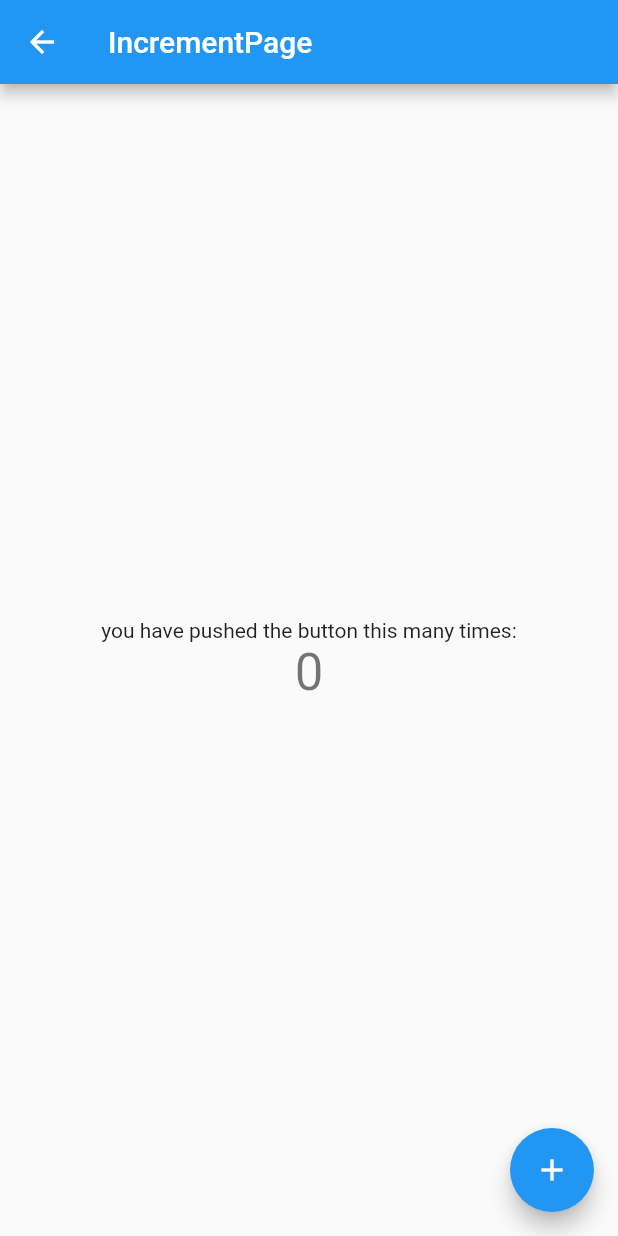
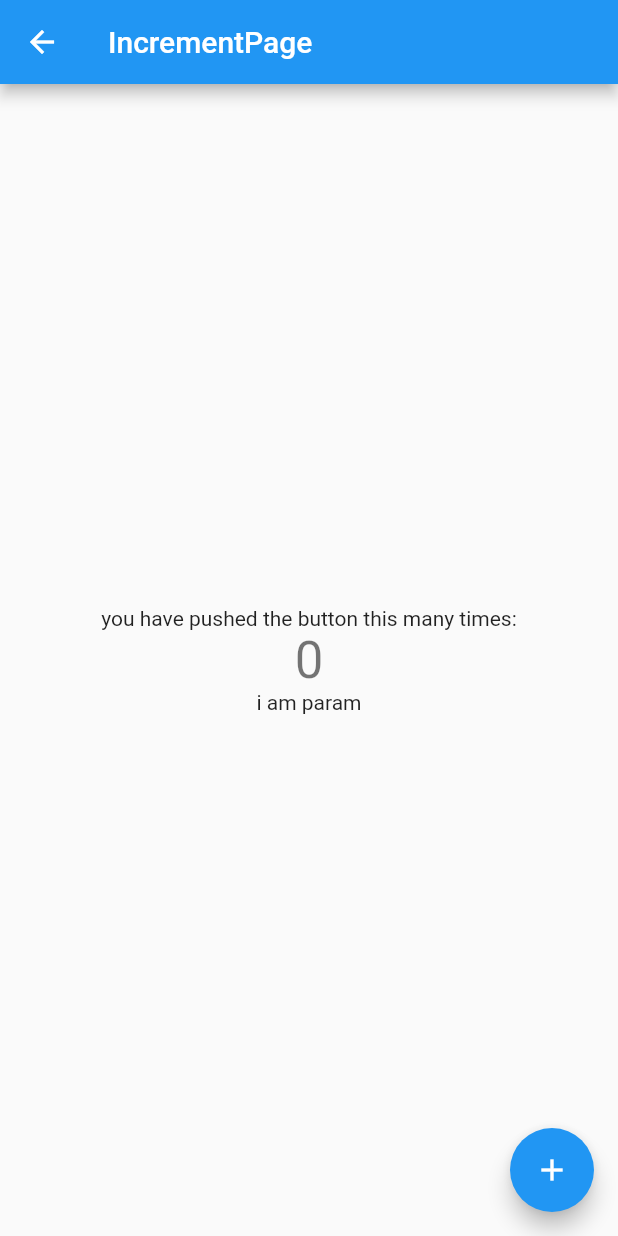
Before and after one commit to whoyoung/FlutterDaily, a Flutter app: the screen it shows after launch, after a tap on an icon or button, on a phone screen of 412 x 824 dp. Run offline on Flutter 3.47's test engine with Material 2 defaults, Android fonts, the phone set to English and light mode, and no system bars.

```diff
--- a/lib/demos/increment.dart
+++ b/lib/demos/increment.dart
@@ -17,6 +17,20 @@ class _IncrementPageState extends State<IncrementPage> {
 
   @override
   Widget build(BuildContext context) {
+    Map args = ModalRoute.of(context).settings.arguments;
+
+   Object _paramWidget() {
+     if (args != null && args["param"] != null) {
+        // return true;
+        var param = args["param"];
+        return Text(
+                      '$param',
+                    );
+      }
+
+      return Text("");
+    }
+
     return Scaffold(
         appBar: AppBar(
           title: Text("IncrementPage"),
@@ -32,6 +46,8 @@ class _IncrementPageState extends State<IncrementPage> {
                 '$_counter',
                 style: Theme.of(context).textTheme.display1,
               ),
+
+              _paramWidget()
             ],
           ),
         ),
--- a/lib/main.dart
+++ b/lib/main.dart
@@ -62,7 +62,7 @@ class _DemoListState extends State<DemoList> {
       ),
       onTap: () {
         print('row $title');
-        Navigator.pushNamed(context, "$title");
+        Navigator.pushNamed(context, "$title",arguments: {"param":"i am param"});
         // Navigator.push( context,
         //    new MaterialPageRoute(builder: (context) {
         //           return new IncrementPage();
```
Lines whose indentation alone changed are shown as unchanged.
